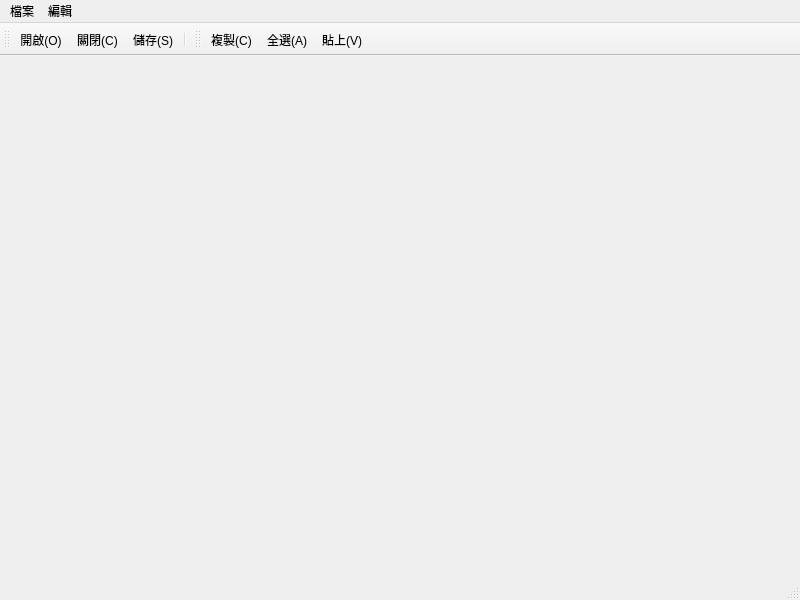
Above: mainwindow.ui from hi-ma-san/DesignWindow before the change. Below: the same form after it.
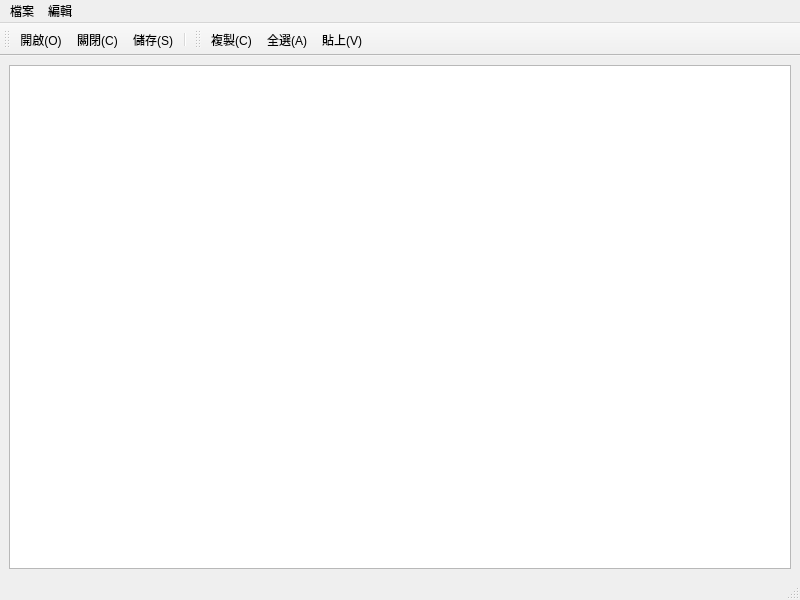
That is the form after the change. Icons and pictures are not drawn.

```diff
--- a/mainwindow.ui
+++ b/mainwindow.ui
@@ -13,7 +13,13 @@
   <property name="windowTitle">
    <string>MainWindow</string>
   </property>
-  <widget class="QWidget" name="centralwidget"/>
+  <widget class="QWidget" name="centralwidget">
+   <layout class="QVBoxLayout" name="verticalLayout">
+    <item>
+     <widget class="QTextEdit" name="textEdit"/>
+    </item>
+   </layout>
+  </widget>
   <widget class="QMenuBar" name="menubar">
    <property name="geometry">
     <rect>
```
Left out of the diff: 60 changed lines with no effect on the pictures.
